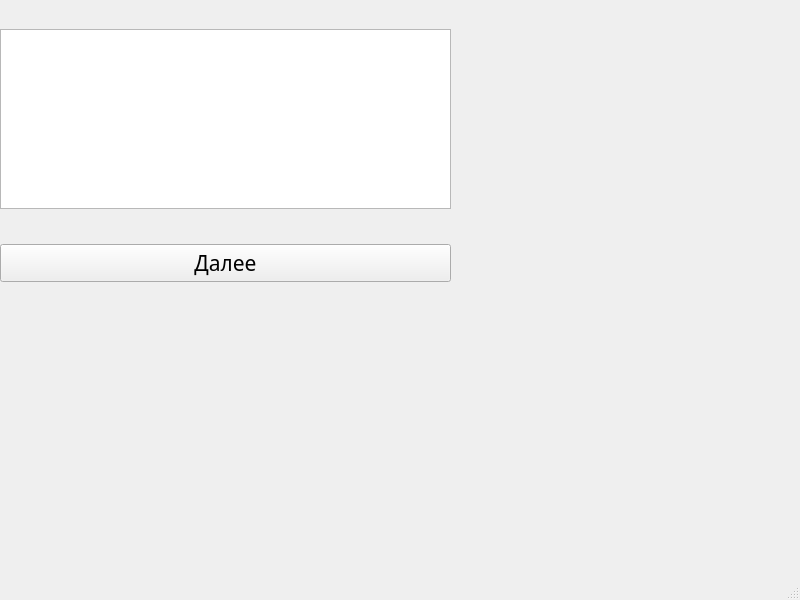
Above: CourseWork/cpm_follow.ui from Daria2001/Course_Work_TP before the change. Below: the same form after it.
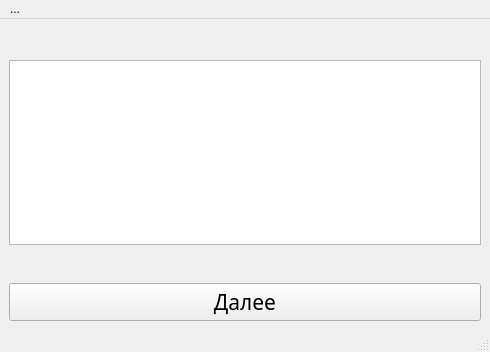
That is the form after the change.

Patch:
```diff
--- a/CourseWork/cpm_follow.ui
+++ b/CourseWork/cpm_follow.ui
@@ -6,24 +6,40 @@
    <rect>
     <x>0</x>
     <y>0</y>
-    <width>800</width>
-    <height>600</height>
+    <width>490</width>
+    <height>352</height>
    </rect>
   </property>
+  <property name="sizePolicy">
+   <sizepolicy hsizetype="Expanding" vsizetype="Expanding">
+    <horstretch>0</horstretch>
+    <verstretch>0</verstretch>
+   </sizepolicy>
+  </property>
   <property name="windowTitle">
    <string>MainWindow</string>
   </property>
   <widget class="QWidget" name="centralwidget">
-   <widget class="QWidget" name="verticalLayoutWidget">
-    <property name="geometry">
-     <rect>
-      <x>0</x>
-      <y>0</y>
-      <width>451</width>
-      <height>311</height>
-     </rect>
-    </property>
-    <layout class="QVBoxLayout" name="verticalLayout_2">
+   <layout class="QVBoxLayout" name="verticalLayout">
+    <item>
+     <spacer name="verticalSpacer">
+      <property name="orientation">
+       <enum>Qt::Vertical</enum>
+      </property>
+      <property name="sizeType">
+       <enum>QSizePolicy::Preferred</enum>
+      </property>
+      <property name="sizeHint" stdset="0">
+       <size>
+        <width>20</width>
+        <height>40</height>
+       </size>
+      </property>
+     </spacer>
+    </item>
+    <item>
+     <widget class="QTextBrowser" name="textBrowser"/>
+    </item>
      <item>
       <spacer name="verticalSpacer_2">
        <property name="orientation">
@@ -40,25 +56,6 @@
        </property>
       </spacer>
      </item>
-     <item>
-      <widget class="QTextBrowser" name="textBrowser_2"/>
-     </item>
-     <item>
-      <spacer name="verticalSpacer_6">
-       <property name="orientation">
-        <enum>Qt::Vertical</enum>
-       </property>
-       <property name="sizeType">
-        <enum>QSizePolicy::Preferred</enum>
-       </property>
-       <property name="sizeHint" stdset="0">
-        <size>
-         <width>20</width>
-         <height>40</height>
-        </size>
-       </property>
-      </spacer>
-     </item>
      <item>
       <widget class="QPushButton" name="pushButton_4">
        <property name="sizePolicy">
@@ -80,42 +77,29 @@
        <property name="text">
         <string>Далее</string>
        </property>
-       <property name="iconSize">
-        <size>
-         <width>16</width>
-         <height>16</height>
-        </size>
-       </property>
-      </widget>
-     </item>
-     <item>
-      <spacer name="verticalSpacer_7">
-       <property name="orientation">
-        <enum>Qt::Vertical</enum>
-       </property>
-       <property name="sizeType">
-        <enum>QSizePolicy::Preferred</enum>
-       </property>
-       <property name="sizeHint" stdset="0">
-        <size>
-         <width>20</width>
-         <height>40</height>
-        </size>
-       </property>
-      </spacer>
-     </item>
-    </layout>
-   </widget>
-  </widget>
+     </widget>
+    </item>
+   </layout>
+  </widget>
   <widget class="QMenuBar" name="menubar">
    <property name="geometry">
     <rect>
      <x>0</x>
      <y>0</y>
-     <width>800</width>
+     <width>490</width>
      <height>21</height>
     </rect>
    </property>
+   <widget class="QMenu" name="menu">
+    <property name="title">
+     <string>...</string>
+    </property>
+    <addaction name="separator"/>
+    <addaction name="separator"/>
+    <addaction name="action_3"/>
+    <addaction name="action_4"/>
+   </widget>
+   <addaction name="menu"/>
   </widget>
   <widget class="QStatusBar" name="statusbar"/>
  </widget>
```
Left out of the diff: 12 changed lines with no effect on the pictures. Lines whose indentation alone changed are shown as unchanged.
